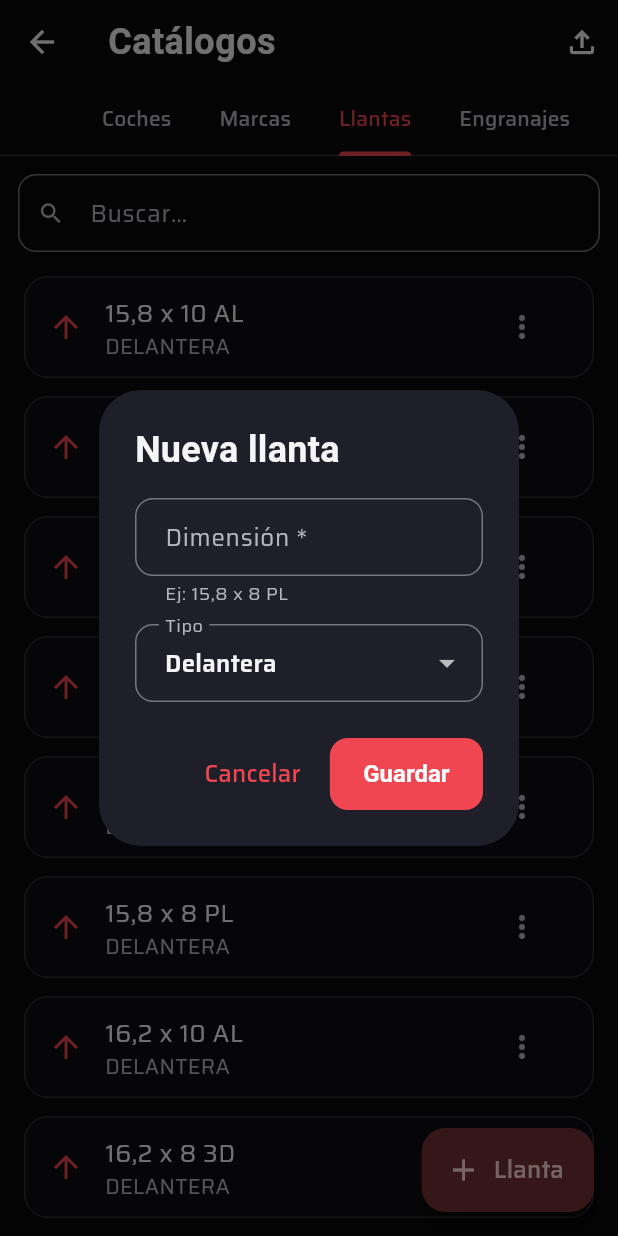
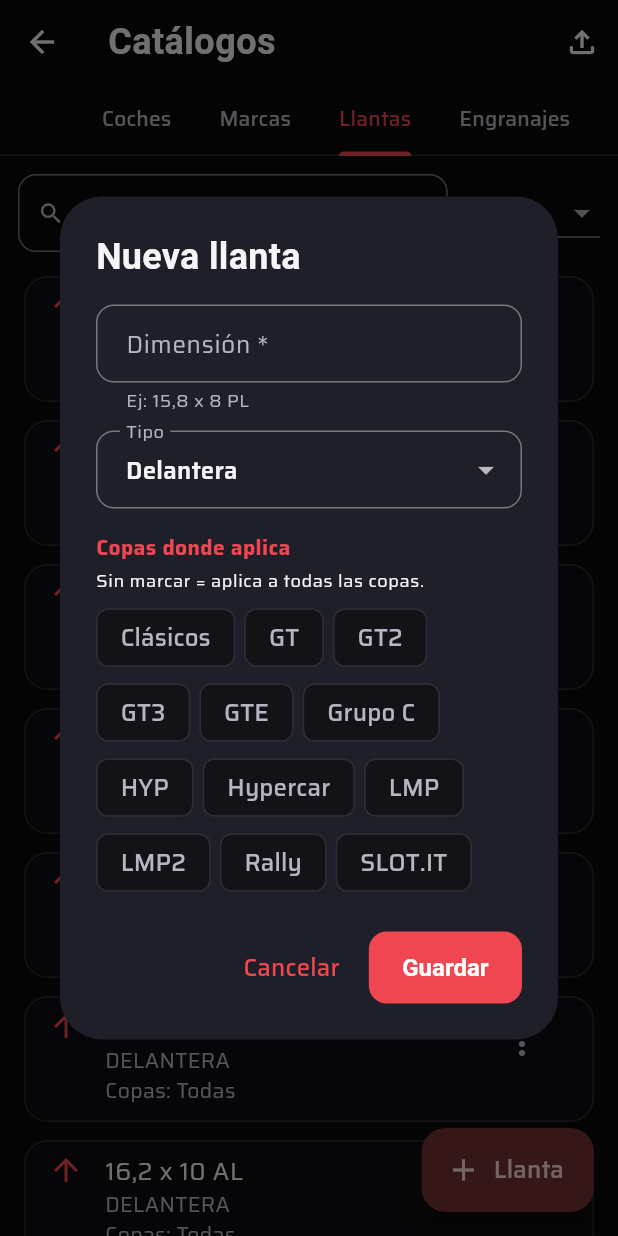
Before and after one commit to vgonzalezgomez85/PitWall-Control, a Flutter app: the PantallaCatalogos screen opened directly, tab 3 chosen, after a tap on "Llanta", on a phone screen of 412 x 824 dp. Run offline on Flutter 3.47's test engine with Material 3 defaults, Android fonts, the phone set to English and light mode, and no system bars; our stand-ins replace csv, drift, drift_flutter, flutter_riverpod, google_fonts, googleapis_auth and 4 more; missing offline and left inert: excel, file_selector, googleapis, nsd; accounts and stored records are empty; generated files the repository leaves out were written again; Roboto replaces fonts that are missing (Saira Condensed).

Commit message:
feat(catalogos): filtrar llantas por copa
Las llantas se suman a los catálogos con copa (coches, bancadas, chasis,
neumáticos, engranajes, motores): nueva columna copas_json (esquema v28) con
la misma semántica que el resto — sin copas marcadas = aplica a todas.

- Catálogo: selector de copas en el diálogo y resumen de copas en la lista.
- Verificación: los desplegables de llanta delantera/trasera se recortan a la
  copa del equipo. Se mantiene el filtro por tipo (DELANTERA/TRASERA + AMBAS)
  y el fallback de mostrar todas antes que dejar el desplegable vacío.
- llantasDelProvider/llantasTraProvider pasan a familias por copa
  (llantasDelFiltradasProvider / llantasTraFiltradasProvider).

Co-Authored-By: Claude Opus 4.8 <noreply@anthropic.com>

```diff
--- a/lib/data/database/app_database.dart
+++ b/lib/data/database/app_database.dart
@@ -60,7 +60,7 @@ class AppDatabase extends _$AppDatabase {
   AppDatabase() : super(_openConnection());
 
   @override
-  int get schemaVersion => 27;
+  int get schemaVersion => 28;
 
   /// Ejecuta un ALTER/CREATE que puede fallar si el cambio ya está aplicado.
   /// Tolera "duplicate column", "already exists" para no romper en DBs de dev
@@ -228,6 +228,10 @@ class AppDatabase extends _$AppDatabase {
             await _aplicar(() => customStatement(
                 'ALTER TABLE catalogo_engranajes ADD COLUMN copas_json TEXT'));
           }
+          if (from < 28) {
+            await _aplicar(() => customStatement(
+                'ALTER TABLE catalogo_llantas ADD COLUMN copas_json TEXT'));
+          }
         },
       );
 
--- a/lib/data/database/tables.dart
+++ b/lib/data/database/tables.dart
@@ -355,6 +355,7 @@ class CatalogoLlantas extends Table {
   IntColumn get id => integer().autoIncrement()();
   TextColumn get dimension => text()(); // "15,8 x 8 PL"
   TextColumn get tipo => text()(); // DELANTERA | TRASERA | AMBAS
+  TextColumn get copasJson => text().nullable()(); // JSON con las copas
 }
 
 class CatalogoBancadas extends Table {
--- a/lib/features/catalogos/pantalla_catalogos.dart
+++ b/lib/features/catalogos/pantalla_catalogos.dart
@@ -835,11 +835,15 @@ class _TabLlantas extends ConsumerWidget {
   @override
   Widget build(BuildContext context, WidgetRef ref) {
     final cs = Theme.of(context).colorScheme;
+    final copas = ref.watch(_copasDisponiblesProvider).asData?.value ?? const [];
     return _ListaCatalogo<CatalogoLlanta>(
       datos: ref.watch(llantasCatalogoProvider),
       vacio: 'Sin llantas',
       textoBuscable: (l) => '${l.dimension} ${l.tipo}',
+      copasJsonDe: (l) => l.copasJson,
+      copas: copas,
       fab: FloatingActionButton.extended(
+        heroTag: 'fab_llantas',
         onPressed: () => _editar(context, ref, null),
         icon: const Icon(Icons.add),
         label: const Text('Llanta'),
@@ -855,7 +859,11 @@ class _TabLlantas extends ConsumerWidget {
             color: cs.primary,
           ),
           title: Text(l.dimension),
-          subtitle: Text(l.tipo),
+          subtitle: Text(
+            '${l.tipo}'
+            '\nCopas: ${_resumenCopas(_decodeCopas(l.copasJson))}',
+          ),
+          isThreeLine: true,
           trailing: PopupMenuButton<String>(
             onSelected: (op) async {
               if (op == 'editar') {
@@ -881,12 +889,14 @@ class _TabLlantas extends ConsumerWidget {
       BuildContext context, WidgetRef ref, CatalogoLlanta? l) async {
     final dim = TextEditingController(text: l?.dimension ?? '');
     String tipo = l?.tipo ?? 'DELANTERA';
-    final ok = await showDialog<bool>(
+    final copasIni = l == null ? <String>{} : _decodeCopas(l.copasJson).toSet();
+    final res = await showDialog<({bool ok, Set<String> copas})>(
       context: context,
-      builder: (_) => StatefulBuilder(
-        builder: (ctx, setSt) => AlertDialog(
-          title: Text(l == null ? 'Nueva llanta' : 'Editar llanta'),
-          content: Column(
+      builder: (_) => _DialogoCocheBancada(
+        titulo: l == null ? 'Nueva llanta' : 'Editar llanta',
+        copasIniciales: copasIni,
+        contenidoExtra: StatefulBuilder(
+          builder: (ctx, setSt) => Column(
             mainAxisSize: MainAxisSize.min,
             children: [
               TextField(
@@ -908,23 +918,18 @@ class _TabLlantas extends ConsumerWidget {
               ),
             ],
           ),
-          actions: [
-            TextButton(
-                onPressed: () => Navigator.pop(context, false),
-                child: const Text('Cancelar')),
-            FilledButton(
-                onPressed: () => Navigator.pop(context, true),
-                child: const Text('Guardar')),
-          ],
-        ),
-      ),
-    );
-    if (ok != true) return;
+        ),
+      ),
+    );
+    if (res == null || !res.ok) return;
+    final d = dim.text.trim();
+    if (d.isEmpty) return;
+    final copasJson = json.encode(res.copas.toList());
     final repo = ref.read(repoCatalogosProvider);
     if (l == null) {
-      await repo.crearLlanta(dim.text.trim(), tipo);
+      await repo.crearLlanta(d, tipo, copasJson: copasJson);
     } else {
-      await repo.actualizarLlanta(l.id, dim.text.trim(), tipo);
+      await repo.actualizarLlanta(l.id, d, tipo, copasJson: copasJson);
     }
   }
 }
--- a/lib/features/verificaciones/editor_verificacion.dart
+++ b/lib/features/verificaciones/editor_verificacion.dart
@@ -511,13 +511,13 @@ class _EditorVerificacionState extends ConsumerState<EditorVerificacion> {
     }
 
     final marcasAsync = ref.watch(marcasCodigosProvider);
-    final llantasDelAsync = ref.watch(llantasDelProvider);
-    final llantasTraAsync = ref.watch(llantasTraProvider);
     // ignore: unused_local_variable
     final bancadasAsync = ref.watch(bancadasProvider);
-    // Filtramos coches, bancadas y motores por la copa del equipo
+    // Filtramos coches, bancadas, motores, neumáticos y llantas por la copa del equipo
     // Copa que corre el equipo EN esta prueba (snapshot); cae a la copa actual.
     final copaEquipo = _copaPrueba ?? _equipo?.copa;
+    final llantasDelAsync = ref.watch(llantasDelFiltradasProvider(copaEquipo));
+    final llantasTraAsync = ref.watch(llantasTraFiltradasProvider(copaEquipo));
     final neumaticosAsync = ref.watch(neumaticosFiltradosProvider(copaEquipo));
     final campActivo = ref.watch(campeonatoActivoProvider);
     final champCopas = _copasDeCampeonato(campActivo?.copasJson);
```
Also changed, not shown: lib/features/catalogos/repositorio_catalogos.dart (+13 -4 lines), lib/features/verificaciones/repositorio_verificaciones.dart (+25 -20 lines), lib/data/database/app_database.g.dart.
